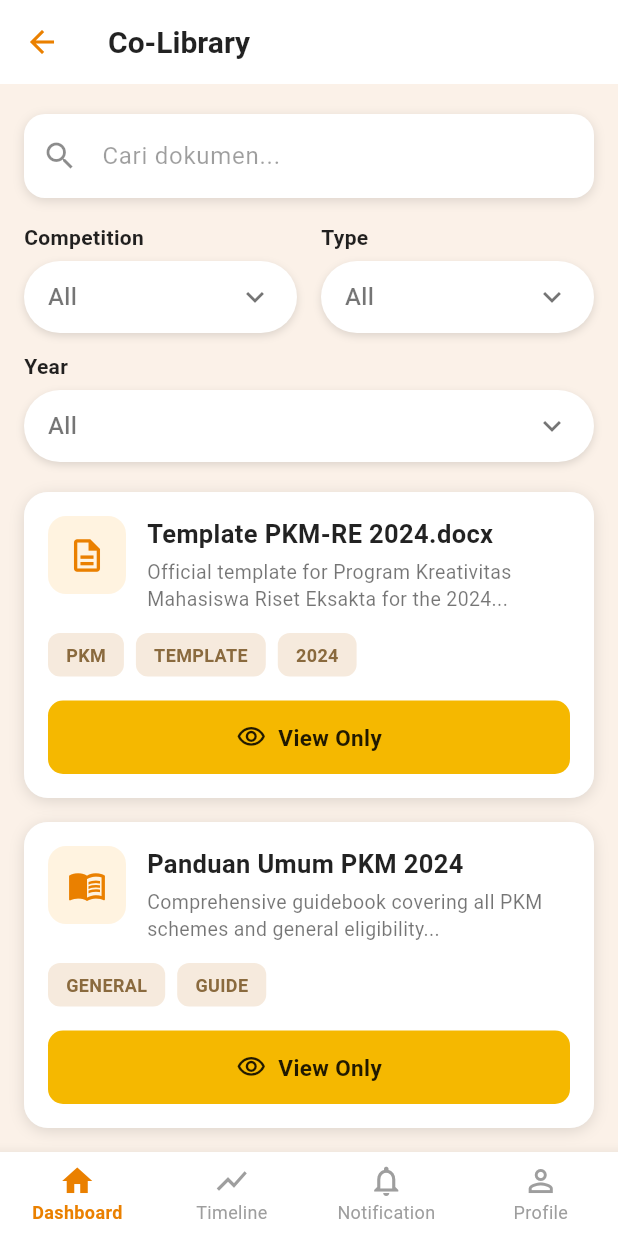
After one commit to Digital-Talent-Center/DTC-Mobile, a Flutter app: the CoLibraryScreen screen opened directly, on a phone screen of 412 x 824 dp. The commit adds this screen. Run offline on Flutter 3.47's test engine with Material 3 defaults, Android fonts, the phone set to English and light mode, and no system bars.

Commit message:
add : co_library_screen

```diff
--- /dev/null
+++ b/lib/screens/co_library_screen.dart
@@ -0,0 +1,541 @@
+import 'package:flutter/material.dart';
+import '../widgets/bottom_navbar.dart';
+
+class LibraryDocument {
+  final String title;
+  final String description;
+  final IconData icon;
+  final List<String> tags;
+  final String competition;
+  final String type;
+  final String year;
+  final String content; // isi dokumen untuk preview
+
+  const LibraryDocument({
+    required this.title,
+    required this.description,
+    required this.icon,
+    required this.tags,
+    required this.competition,
+    required this.type,
+    required this.year,
+    required this.content,
+  });
+}
+
+class CoLibraryScreen extends StatefulWidget {
+  const CoLibraryScreen({Key? key}) : super(key: key);
+
+  @override
+  State<CoLibraryScreen> createState() => _CoLibraryScreenState();
+}
+
+class _CoLibraryScreenState extends State<CoLibraryScreen> {
+  final int _selectedNavIndex = 0;
+  final TextEditingController _searchCtrl = TextEditingController();
+
+  String _search = '';
+  String? _competition;
+  String? _type;
+  String? _year;
+
+  final List<LibraryDocument> _documents = const [
+    LibraryDocument(
+      title: 'Template PKM-RE 2024.docx',
+      description:
+          'Official template for Program Kreativitas Mahasiswa Riset Eksakta for the 2024...',
+      icon: Icons.description_outlined,
+      tags: ['PKM', 'TEMPLATE', '2024'],
+      competition: 'PKM',
+      type: 'Template',
+      year: '2024',
+      content:
+          'TEMPLATE PROPOSAL PKM-RE 2024\n\n'
+          'BAB 1. PENDAHULUAN\n'
+          '1.1 Latar Belakang\n'
+          'Jelaskan latar belakang permasalahan yang mendasari penelitian. '
+          'Uraikan urgensi dan kontribusi riset terhadap bidang keilmuan.\n\n'
+          '1.2 Rumusan Masalah\n'
+          'Tuliskan rumusan masalah secara ringkas dan terukur.\n\n'
+          '1.3 Tujuan\n'
+          'Sebutkan tujuan penelitian yang ingin dicapai.\n\n'
+          'BAB 2. TINJAUAN PUSTAKA\n'
+          'Uraikan teori dan penelitian terdahulu yang relevan.\n\n'
+          'BAB 3. METODE PENELITIAN\n'
+          'Jelaskan tahapan, variabel, dan teknik analisis data.\n\n'
+          'BAB 4. BIAYA DAN JADWAL KEGIATAN\n'
+          'Lampirkan rincian anggaran dan timeline pelaksanaan.',
+    ),
+    LibraryDocument(
+      title: 'Panduan Umum PKM 2024',
+      description:
+          'Comprehensive guidebook covering all PKM schemes and general eligibility...',
+      icon: Icons.menu_book_outlined,
+      tags: ['GENERAL', 'GUIDE'],
+      competition: 'PKM',
+      type: 'Guide',
+      year: '2024',
+      content:
+          'PANDUAN UMUM PKM 2024\n\n'
+          'A. Pengertian PKM\n'
+          'Program Kreativitas Mahasiswa (PKM) adalah wadah pengembangan '
+          'kreativitas dan penalaran mahasiswa Indonesia.\n\n'
+          'B. Bidang PKM\n'
+          '1. PKM-RE (Riset Eksakta)\n'
+          '2. PKM-RSH (Riset Sosial Humaniora)\n'
+          '3. PKM-K (Kewirausahaan)\n'
+          '4. PKM-PM (Pengabdian Masyarakat)\n'
+          '5. PKM-PI (Penerapan Iptek)\n'
+          '6. PKM-KC (Karsa Cipta)\n\n'
+          'C. Persyaratan Umum\n'
+          '- Mahasiswa aktif jenjang D3/D4/S1.\n'
+          '- Anggota kelompok 3-5 orang.\n'
+          '- Memiliki dosen pendamping.\n\n'
+          'D. Tahapan Seleksi\n'
+          'Pengusulan, penilaian, pendanaan, pelaksanaan, dan PIMNAS.',
+    ),
+    LibraryDocument(
+      title: 'Contoh Proposal PKM-K Lolos',
+      description:
+          'A verified winning proposal from the Entrepreneurship category (2023).',
+      icon: Icons.article_outlined,
+      tags: ['PKM-K', 'WINNING'],
+      competition: 'PKM',
+      type: 'Proposal',
+      year: '2023',
+      content:
+          'CONTOH PROPOSAL PKM-K (LOLOS PENDANAAN 2023)\n\n'
+          'Judul: "SnackSehat - Camilan Sehat Berbasis Pangan Lokal"\n\n'
+          'BAB 1. PENDAHULUAN\n'
+          'Tren gaya hidup sehat meningkatkan permintaan camilan rendah gula. '
+          'SnackSehat hadir memanfaatkan bahan pangan lokal bernilai gizi tinggi.\n\n'
+          'BAB 2. GAMBARAN UMUM RENCANA USAHA\n'
+          'Analisis pasar, keunggulan produk, dan strategi pemasaran digital.\n\n'
+          'BAB 3. METODE PELAKSANAAN\n'
+          'Produksi, quality control, distribusi, dan evaluasi penjualan.\n\n'
+          'BAB 4. BIAYA DAN JADWAL\n'
+          'Total anggaran Rp 9.800.000 dengan periode pelaksanaan 4 bulan.',
+    ),
+  ];
+
+  List<String> get _competitionOptions =>
+      _documents.map((d) => d.competition).toSet().toList();
+  List<String> get _typeOptions =>
+      _documents.map((d) => d.type).toSet().toList();
+  List<String> get _yearOptions =>
+      _documents.map((d) => d.year).toSet().toList();
+
+  List<LibraryDocument> get _filtered {
+    return _documents.where((d) {
+      final matchSearch = _search.isEmpty ||
+          d.title.toLowerCase().contains(_search.toLowerCase()) ||
+          d.description.toLowerCase().contains(_search.toLowerCase());
+      final matchComp = _competition == null || d.competition == _competition;
+      final matchType = _type == null || d.type == _type;
+      final matchYear = _year == null || d.year == _year;
+      return matchSearch && matchComp && matchType && matchYear;
+    }).toList();
+  }
+
+  @override
+  void dispose() {
+    _searchCtrl.dispose();
+    super.dispose();
+  }
+
+  void _openDocument(LibraryDocument doc) {
+    Navigator.push(
+      context,
+      MaterialPageRoute(builder: (_) => _DocumentViewerScreen(doc: doc)),
+    );
+  }
+
+  @override
+  Widget build(BuildContext context) {
+    final docs = _filtered;
+
+    return Scaffold(
+      backgroundColor: const Color(0xFFFBF1E8),
+      appBar: AppBar(
+        backgroundColor: Colors.white,
+        elevation: 0,
+        leading: IconButton(
+          icon: const Icon(Icons.arrow_back, color: Color(0xFFEA8000)),
+          onPressed: () => Navigator.pop(context),
+        ),
+        title: const Text(
+          'Co-Library',
+          style: TextStyle(
+            color: Colors.black87,
+            fontWeight: FontWeight.bold,
+            fontSize: 20,
+          ),
+        ),
+      ),
+      body: ListView(
+        padding: const EdgeInsets.fromLTRB(16, 20, 16, 24),
+        children: [
+          _buildSearchBar(),
+          const SizedBox(height: 16),
+          Row(
+            crossAxisAlignment: CrossAxisAlignment.start,
+            children: [
+              Expanded(
+                child: _buildDropdown(
+                  label: 'Competition',
+                  value: _competition,
+                  options: _competitionOptions,
+                  onChanged: (v) => setState(() => _competition = v),
+                ),
+              ),
+              const SizedBox(width: 16),
+              Expanded(
+                child: _buildDropdown(
+                  label: 'Type',
+                  value: _type,
+                  options: _typeOptions,
+                  onChanged: (v) => setState(() => _type = v),
+                ),
+              ),
+            ],
+          ),
+          const SizedBox(height: 12),
+          _buildDropdown(
+            label: 'Year',
+            value: _year,
+            options: _yearOptions,
+            onChanged: (v) => setState(() => _year = v),
+          ),
+          const SizedBox(height: 20),
+          if (docs.isEmpty)
+            const Padding(
+              padding: EdgeInsets.only(top: 40),
+              child: Center(
+                child: Text(
+                  'Dokumen tidak ditemukan',
+                  style: TextStyle(color: Colors.black45),
+                ),
+              ),
+            )
+          else
+            ...docs.map((doc) => Padding(
+                  padding: const EdgeInsets.only(bottom: 16),
+                  child: _DocumentCard(
+                    doc: doc,
+                    onTap: () => _openDocument(doc),
+                  ),
+                )),
+        ],
+      ),
+      bottomNavigationBar: BottomNavbar(
+        currentIndex: _selectedNavIndex,
+      ),
+    );
+  }
+
+  Widget _buildSearchBar() {
+    return Container(
+      decoration: BoxDecoration(
+        color: Colors.white,
+        borderRadius: BorderRadius.circular(14),
+        boxShadow: const [
+          BoxShadow(color: Colors.black12, blurRadius: 6, offset: Offset(0, 2)),
+        ],
+      ),
+      child: TextField(
+        controller: _searchCtrl,
+        onChanged: (v) => setState(() => _search = v),
+        decoration: const InputDecoration(
+          hintText: 'Cari dokumen...',
+          hintStyle: TextStyle(color: Colors.black38),
+          prefixIcon: Icon(Icons.search, color: Colors.black45),
+          border: InputBorder.none,
+          contentPadding: EdgeInsets.symmetric(vertical: 16),
+        ),
+      ),
+    );
+  }
+
+  Widget _buildDropdown({
+    required String label,
+    required String? value,
+    required List<String> options,
+    required ValueChanged<String?> onChanged,
+  }) {
+    return Column(
+      crossAxisAlignment: CrossAxisAlignment.start,
+      children: [
+        Text(
+          label,
+          style: const TextStyle(
+            fontWeight: FontWeight.bold,
+            fontSize: 14,
+            color: Colors.black87,
+          ),
+        ),
+        const SizedBox(height: 6),
+        Container(
+          padding: const EdgeInsets.symmetric(horizontal: 16),
+          decoration: BoxDecoration(
+            color: Colors.white,
+            borderRadius: BorderRadius.circular(24),
+            boxShadow: const [
+              BoxShadow(
+                  color: Colors.black12, blurRadius: 4, offset: Offset(0, 2)),
+            ],
+          ),
+          child: DropdownButtonHideUnderline(
+            child: DropdownButton<String?>(
+              value: value,
+              isExpanded: true,
+              icon: const Icon(Icons.keyboard_arrow_down, color: Colors.black54),
+              hint: const Text(''),
+              borderRadius: BorderRadius.circular(12),
+              items: [
+                const DropdownMenuItem<String?>(
+                  value: null,
+                  child: Text('All', style: TextStyle(color: Colors.black54)),
+                ),
+                ...options.map(
+                  (o) => DropdownMenuItem<String?>(
+                    value: o,
+                    child: Text(o),
+                  ),
+                ),
+              ],
+              onChanged: onChanged,
+            ),
+          ),
+        ),
+      ],
+    );
+  }
+}
+
+class _DocumentCard extends StatelessWidget {
+  final LibraryDocument doc;
+  final VoidCallback onTap;
+
+  const _DocumentCard({required this.doc, required this.onTap});
+
+  @override
+  Widget build(BuildContext context) {
+    return Material(
+      color: Colors.white,
+      borderRadius: BorderRadius.circular(16),
+      child: InkWell(
+        onTap: onTap,
+        borderRadius: BorderRadius.circular(16),
+        child: Container(
+          padding: const EdgeInsets.all(16),
+          decoration: BoxDecoration(
+            color: Colors.white,
+            borderRadius: BorderRadius.circular(16),
+            boxShadow: const [
+              BoxShadow(
+                  color: Colors.black12, blurRadius: 8, offset: Offset(0, 2)),
+            ],
+          ),
+          child: Column(
+            crossAxisAlignment: CrossAxisAlignment.start,
+            children: [
+              Row(
+                crossAxisAlignment: CrossAxisAlignment.start,
+                children: [
+                  Container(
+                    width: 52,
+                    height: 52,
+                    decoration: BoxDecoration(
+                      color: const Color(0xFFFFF3E0),
+                      borderRadius: BorderRadius.circular(12),
+                    ),
+                    child: Icon(doc.icon,
+                        color: const Color(0xFFEA8000), size: 26),
+                  ),
+                  const SizedBox(width: 14),
+                  Expanded(
+                    child: Column(
+                      crossAxisAlignment: CrossAxisAlignment.start,
+                      children: [
+                        Text(
+                          doc.title,
+                          style: const TextStyle(
+                            fontWeight: FontWeight.bold,
+                            fontSize: 17,
+                            color: Colors.black87,
+                          ),
+                        ),
+                        const SizedBox(height: 4),
+                        Text(
+                          doc.description,
+                          style: const TextStyle(
+                            fontSize: 13,
+                            color: Colors.black54,
+                            height: 1.4,
+                          ),
+                        ),
+                      ],
+                    ),
+                  ),
+                ],
+              ),
+              const SizedBox(height: 14),
+              Wrap(
+                spacing: 8,
+                runSpacing: 8,
+                children: doc.tags.map((t) => _tag(t)).toList(),
+              ),
+              const SizedBox(height: 16),
+              // Indikator view-only (bukan tombol download)
+              Container(
+                width: double.infinity,
+                padding: const EdgeInsets.symmetric(vertical: 14),
+                decoration: BoxDecoration(
+                  color: const Color(0xFFF5B800),
+                  borderRadius: BorderRadius.circular(10),
+                ),
+                child: const Row(
+                  mainAxisAlignment: MainAxisAlignment.center,
+                  children: [
+                    Icon(Icons.visibility_outlined,
+                        size: 20, color: Colors.black87),
+                    SizedBox(width: 8),
+                    Text(
+                      'View Only',
+                      style: TextStyle(
+                        fontWeight: FontWeight.bold,
+                        fontSize: 15,
+                        color: Colors.black87,
+                      ),
+                    ),
+                  ],
+                ),
+              ),
+            ],
+          ),
+        ),
+      ),
+    );
+  }
+
+  Widget _tag(String text) {
+    return Container(
+      padding: const EdgeInsets.symmetric(horizontal: 12, vertical: 6),
+      decoration: BoxDecoration(
+        color: const Color(0xFFF6EADD),
+        borderRadius: BorderRadius.circular(8),
+      ),
+      child: Text(
+        text,
+        style: const TextStyle(
+          fontSize: 12,
+          fontWeight: FontWeight.bold,
+          color: Color(0xFF8A6A3E),
+        ),
+      ),
+    );
+  }
+}
+
+/// Layar preview dokumen — hanya untuk dibaca, tidak bisa diunduh.
+class _DocumentViewerScreen extends StatelessWidget {
+  final LibraryDocument doc;
+
+  const _DocumentViewerScreen({required this.doc});
+
+  @override
+  Widget build(BuildContext context) {
+    return Scaffold(
+      backgroundColor: const Color(0xFFFBF1E8),
+      appBar: AppBar(
+        backgroundColor: Colors.white,
+        elevation: 0,
+        leading: IconButton(
+          icon: const Icon(Icons.arrow_back, color: Color(0xFFEA8000)),
+          onPressed: () => Navigator.pop(context),
+        ),
+        title: Text(
+          doc.title,
+          style: const TextStyle(
+            color: Colors.black87,
+            fontWeight: FontWeight.bold,
+            fontSize: 16,
+          ),
+          overflow: TextOverflow.ellipsis,
+        ),
+        actions: const [
+          // Badge view-only, tanpa aksi download
+          Padding(
+            padding: EdgeInsets.only(right: 16),
+            child: Center(
+              child: Row(
+                children: [
+                  Icon(Icons.lock_outline, size: 16, color: Colors.black45),
+                  SizedBox(width: 4),
+                  Text(
+                    'View Only',
+                    style: TextStyle(
+                      fontSize: 12,
+                      fontWeight: FontWeight.bold,
+                      color: Colors.black45,
+                    ),
+                  ),
+                ],
+              ),
+            ),
+          ),
+        ],
+      ),
+      body: Column(
+        children: [
+          // Banner pemberitahuan view-only
+          Container(
+            width: double.infinity,
+            color: const Color(0xFFFFF3E0),
+            padding: const EdgeInsets.symmetric(horizontal: 16, vertical: 10),
+            child: const Row(
+              children: [
+                Icon(Icons.info_outline, size: 18, color: Color(0xFFEA8000)),
+                SizedBox(width: 8),
+                Expanded(
+                  child: Text(
+                    'Dokumen ini hanya dapat dilihat dan tidak dapat diunduh.',
+                    style: TextStyle(fontSize: 12, color: Color(0xFF8A6A3E)),
+                  ),
+                ),
+              ],
+            ),
+          ),
+          // Halaman dokumen
+          Expanded(
+            child: SingleChildScrollView(
+              padding: const EdgeInsets.all(16),
+              child: Container(
+                width: double.infinity,
+                padding: const EdgeInsets.all(24),
+                decoration: BoxDecoration(
+                  color: Colors.white,
+                  borderRadius: BorderRadius.circular(8),
+                  boxShadow: const [
+                    BoxShadow(
+                        color: Colors.black12,
+                        blurRadius: 10,
+                        offset: Offset(0, 4)),
+                  ],
+                ),
+                child: SelectableText(
+                  doc.content,
+                  style: const TextStyle(
+                    fontSize: 14,
+                    height: 1.6,
+                    color: Colors.black87,
+                  ),
+                ),
+              ),
+            ),
+          ),
+        ],
+      ),
+    );
+  }
+}
--- a/lib/screens/dashboard_screen.dart
+++ b/lib/screens/dashboard_screen.dart
@@ -3,6 +3,7 @@ import '../widgets/bottom_navbar.dart';
 import 'login_screen.dart';
 import 'activities_screen.dart';
 import 'co_guide_screen.dart';
+import 'co_library_screen.dart';
 
 class DashboardScreen extends StatefulWidget {
   const DashboardScreen({Key? key}) : super(key: key);
@@ -163,6 +164,11 @@ class _DashboardScreenState extends State<DashboardScreen> {
                         Navigator.push(
                           context,
                           MaterialPageRoute(builder: (_) => const CoGuideScreen()),
+                        );
+                      } else if (f['label'] == 'Co-Library') {
+                        Navigator.push(
+                          context,
+                          MaterialPageRoute(builder: (_) => const CoLibraryScreen()),
                         );
                       }
                     },
```
